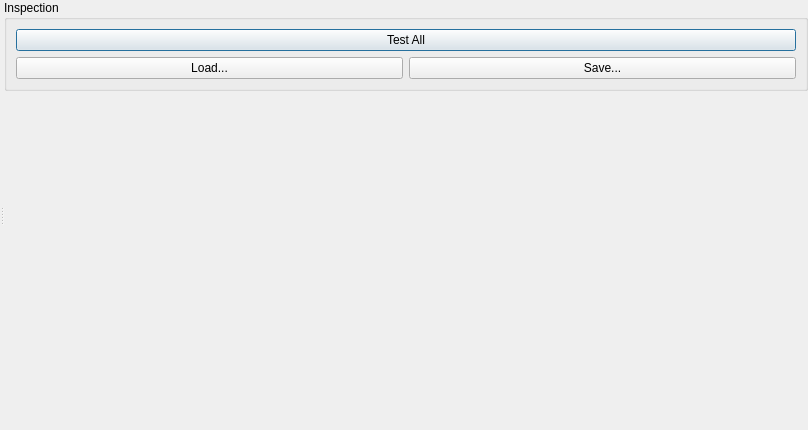
The window that Include/iqtinsp/CInspectionTaskGuiComp.ui (ImagingTools/IAcf) describes before a commit, drawn with Qt 5.
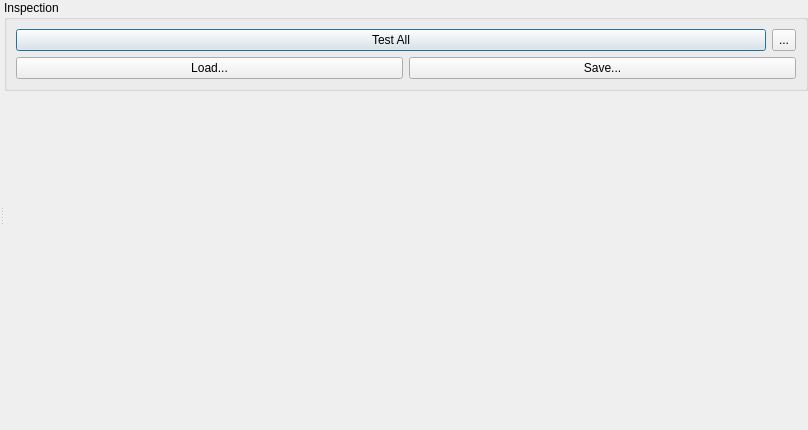
The same window after the commit. Icons and pictures are not drawn.

The edit to the form file:
```diff
--- a/Include/iqtinsp/CInspectionTaskGuiComp.ui
+++ b/Include/iqtinsp/CInspectionTaskGuiComp.ui
@@ -30,8 +30,8 @@
          <property name="title">
           <string>Inspection</string>
          </property>
-         <layout class="QVBoxLayout" name="verticalLayout_2">
-          <item>
+         <layout class="QGridLayout" name="gridLayout">
+          <item row="0" column="0">
            <widget class="QPushButton" name="TestAllButton">
             <property name="text">
              <string>Test All</string>
@@ -54,7 +54,36 @@
             </property>
            </widget>
           </item>
-          <item>
+          <item row="0" column="1">
+           <widget class="QToolButton" name="AutoTestButton">
+            <property name="sizePolicy">
+             <sizepolicy hsizetype="Fixed" vsizetype="Minimum">
+              <horstretch>0</horstretch>
+              <verstretch>0</verstretch>
+             </sizepolicy>
+            </property>
+            <property name="toolTip">
+             <string>Do processing steps automatically</string>
+            </property>
+            <property name="text">
+             <string>...</string>
+            </property>
+            <property name="icon">
+             <iconset resource="../../../Acf/Include/iqtgui/iqtgui.qrc">
+              <normaloff>:/Icons/AutoUpdate.svg</normaloff>:/Icons/AutoUpdate.svg</iconset>
+            </property>
+            <property name="iconSize">
+             <size>
+              <width>32</width>
+              <height>32</height>
+             </size>
+            </property>
+            <property name="checkable">
+             <bool>true</bool>
+            </property>
+           </widget>
+          </item>
+          <item row="1" column="0" colspan="2">
            <widget class="QFrame" name="LoaderFrame">
             <property name="sizePolicy">
              <sizepolicy hsizetype="Preferred" vsizetype="Maximum">
```
Left out of the diff: 19 changed lines with no effect on the pictures.
